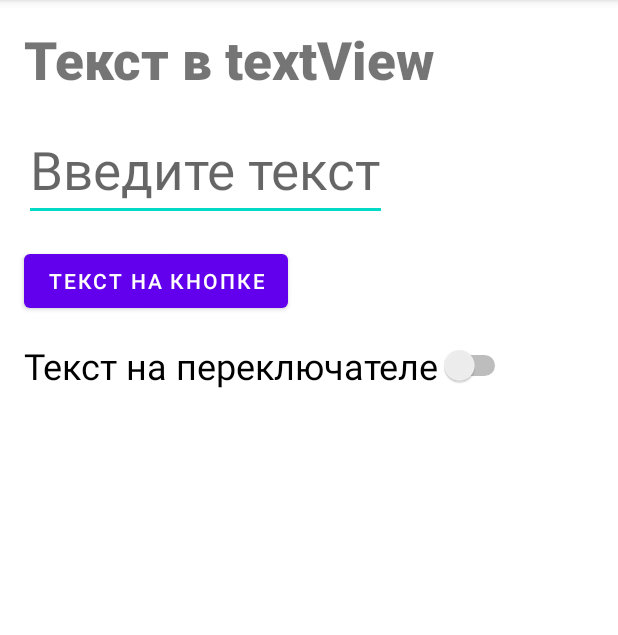
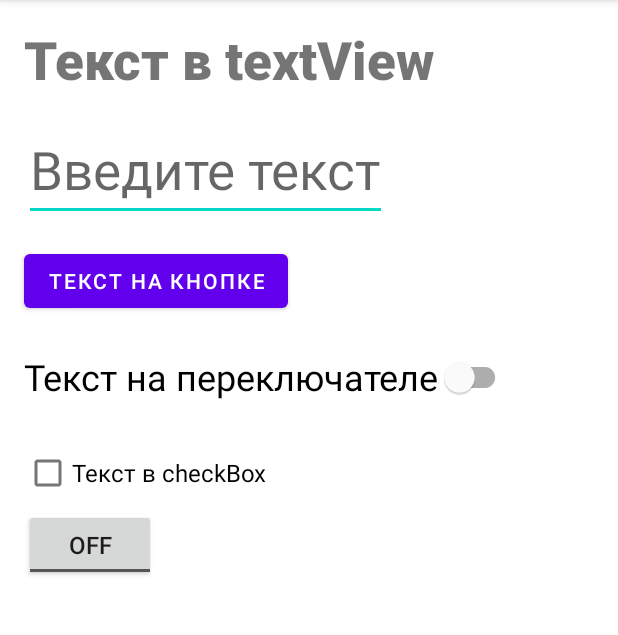
Before and after one commit to citizen-of-makondo/AndroidBasic, an Android app: the screen it shows after launch (MainActivity), on a phone screen of 412 x 824 dp, the part 84-719 px from its top. Run offline under Robolectric (Android 15) with nearby library versions, the phone set to English and light mode, and no system bars.

Commit message:
Added checkBox and ToggleButton

```diff
--- a/app/src/main/res/layout/activity_main.xml
+++ b/app/src/main/res/layout/activity_main.xml
@@ -20,24 +20,43 @@
         android:id="@+id/editText"
         android:layout_width="wrap_content"
         android:layout_height="wrap_content"
-        android:layout_marginLeft="16dp"
+        android:layout_marginStart="16dp"
+        android:autofillHints=""
         android:hint="@string/writeYourText"
-        android:textSize="35sp" />
+        android:textSize="35sp"
+        android:inputType="text" />
 
     <Button
         android:id="@+id/button"
         android:layout_width="wrap_content"
         android:layout_height="wrap_content"
-        android:layout_marginLeft="16dp"
+        android:layout_marginStart="16dp"
         android:layout_marginTop="16dp"
-        android:text="Текст на кнопке" />
+        android:text="@string/textButton" />
 
-    <Switch
+    <com.google.android.material.switchmaterial.SwitchMaterial
         android:id="@+id/switchView"
         android:layout_width="wrap_content"
         android:layout_height="wrap_content"
         android:layout_margin="16dp"
         android:text="@string/textOnSwitch"
-        android:textSize="24dp" />
+        android:textSize="24sp" />
+
+    <CheckBox
+        android:id="@+id/checkbox"
+        android:layout_width="wrap_content"
+        android:layout_height="wrap_content"
+        android:layout_marginStart="16dp"
+        android:text="@string/textCheckbox"
+        android:textSize="16sp" />
+
+    <ToggleButton
+        android:id="@+id/toggleButton"
+        android:layout_width="wrap_content"
+        android:layout_height="wrap_content"
+        android:text="@string/textToggleButton"
+        android:layout_marginStart="16dp"
+        android:textSize="16sp" />
+
 
 </LinearLayout>
--- a/app/src/main/res/values/strings.xml
+++ b/app/src/main/res/values/strings.xml
@@ -3,4 +3,7 @@
     <string name="textInTextview">Текст в textView</string>
     <string name="writeYourText">Введите текст</string>
     <string name="textOnSwitch">Текст на переключателе</string>
+    <string name="textCheckbox">Текст в checkBox</string>
+    <string name="textToggleButton">Текст на кнопке</string>
+    <string name="textButton">Текст на кнопке</string>
 </resources>
```
